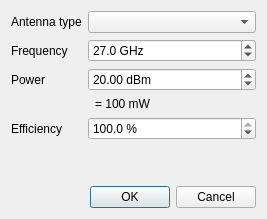
Old version of the form Source/emitterdialog.ui in the repository mathphi/ELEC-H415_5G-Small-Cells.
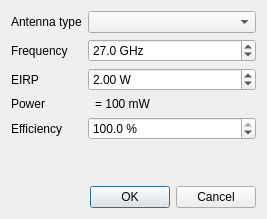
New version of the form.

Commit message: Diffraction done + Added EIRP + New power computation (eq 3.51)

What changed in the file:
```diff
--- a/Source/emitterdialog.ui
+++ b/Source/emitterdialog.ui
@@ -56,28 +56,28 @@
       </widget>
      </item>
      <item row="2" column="0">
-      <widget class="QLabel" name="label_power">
+      <widget class="QLabel" name="label_eirp">
        <property name="text">
-        <string>Power</string>
+        <string>EIRP</string>
        </property>
       </widget>
      </item>
      <item row="2" column="1">
       <widget class="QDoubleSpinBox" name="spinbox_power">
        <property name="suffix">
-        <string> dBm</string>
+        <string> W</string>
        </property>
        <property name="decimals">
         <number>2</number>
        </property>
        <property name="minimum">
-        <double>-100.000000000000000</double>
+        <double>0.000000000000000</double>
        </property>
        <property name="maximum">
         <double>100.000000000000000</double>
        </property>
        <property name="value">
-        <double>20.000000000000000</double>
+        <double>2.000000000000000</double>
        </property>
       </widget>
      </item>
@@ -123,6 +123,19 @@
        </property>
       </widget>
      </item>
+     <item row="3" column="0">
+      <widget class="QLabel" name="label_power">
+       <property name="sizePolicy">
+        <sizepolicy hsizetype="Preferred" vsizetype="Maximum">
+         <horstretch>0</horstretch>
+         <verstretch>0</verstretch>
+        </sizepolicy>
+       </property>
+       <property name="text">
+        <string>Power</string>
+       </property>
+      </widget>
+     </item>
     </layout>
    </item>
    <item>
```
Left out of the diff: 5 changed lines with no effect on the pictures. The commit also changes 10 other files.
